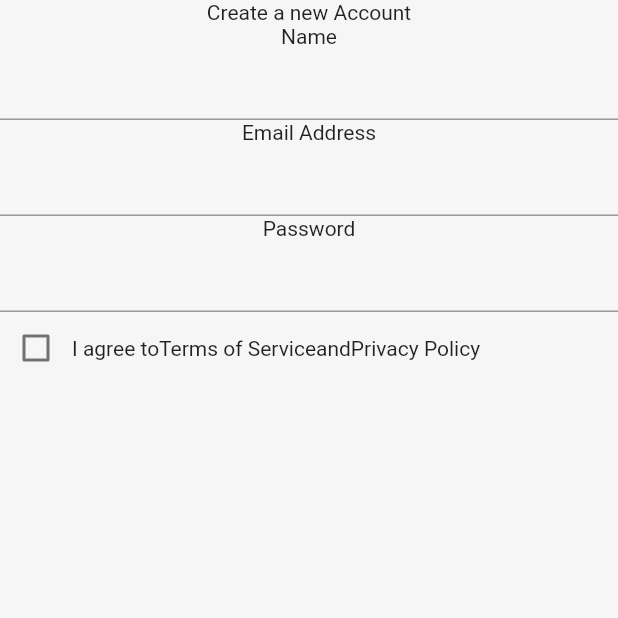
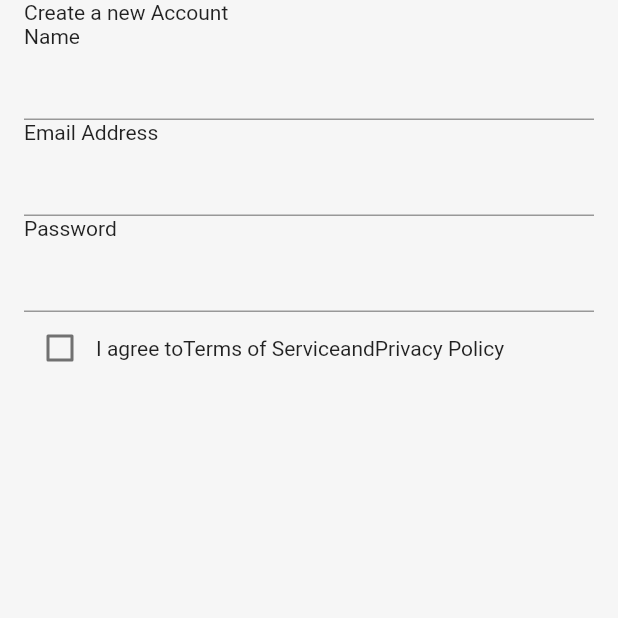
Before and after one commit to sobuur0/kumvent, a Flutter app: the screen it shows after launch, on a phone screen of 412 x 824 dp, the top half of it. Run offline on Flutter 3.47's test engine with Material 2 defaults, Android fonts, the phone set to English and light mode, and no system bars; our stand-ins replace flutter_screenutil, google_fonts; missing offline and left inert: dart:ffi.

```diff
--- a/lib/presentation/pages/sign_in_page.dart
+++ b/lib/presentation/pages/sign_in_page.dart
@@ -16,7 +16,12 @@ class _SignInPageState extends State<SignInPage> {
   Widget build(BuildContext context) {
     return Scaffold(
       body: SafeArea(
+        child: Padding(
+          padding: const EdgeInsets.symmetric(
+            horizontal: 16.0,
+          ),
           child: Column(
+            crossAxisAlignment: CrossAxisAlignment.start,
             children: [
               const Text(
                 'Create a new Account',
@@ -58,6 +63,7 @@ class _SignInPageState extends State<SignInPage> {
             ],
           ),
         ),
+      ),
     );
   }
 }
--- a/pubspec.yaml
+++ b/pubspec.yaml
@@ -15,6 +15,8 @@ dependencies:
     sdk: flutter
 
   cupertino_icons: ^1.0.2
+  google_fonts: ^2.2.0
+  flutter_screenutil: ^5.3.1
 
 dev_dependencies:
   flutter_test:
```
Also changed, not shown: lib/constants/app_styles.dart (+27 -0 lines), pubspec.lock. Lines whose indentation alone changed are shown as unchanged.
